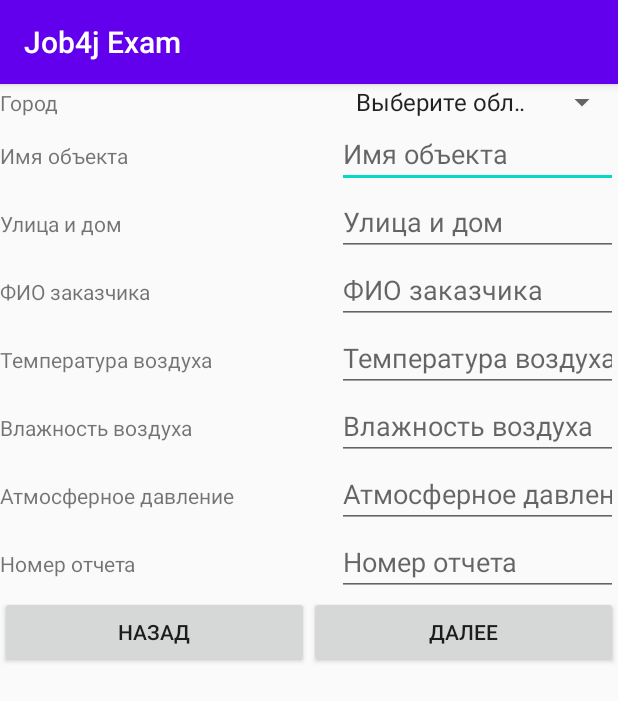
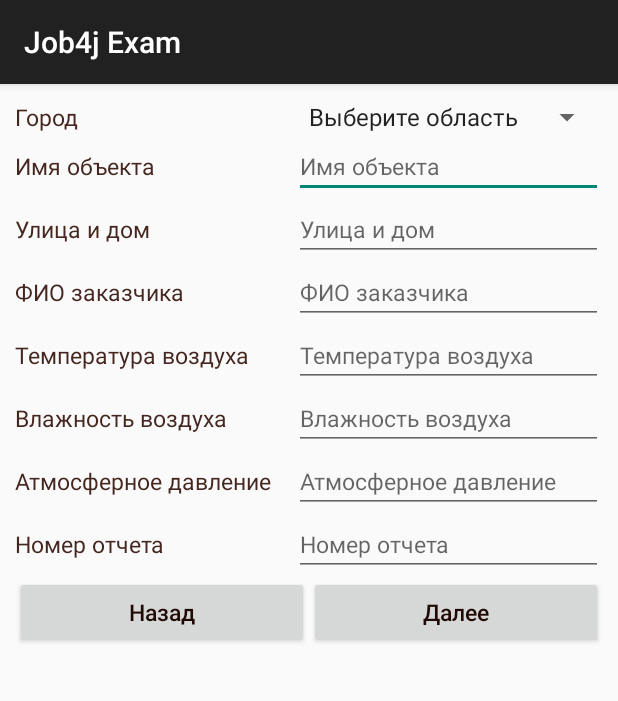
Before and after one commit to AlekseevArtem/Job4jExam, an Android app: the screen it shows after launch (MainActivity), on a phone screen of 412 x 824 dp. Shown: the top 701 px of the screen. Run offline under Robolectric (Android 15) with nearby library versions, the phone set to English and light mode, and no system bars.

Commit message:
7. Ресурсы, стили, интернализация. [#294942]

```diff
--- a/app/src/main/AndroidManifest.xml
+++ b/app/src/main/AndroidManifest.xml
@@ -8,7 +8,7 @@
         android:label="@string/app_name"
         android:roundIcon="@mipmap/ic_launcher_round"
         android:supportsRtl="true"
-        android:theme="@style/AppTheme"
+        android:theme="@style/Theme.AppCompat.DayNight.DarkActionBar"
         android:fullBackupContent="@xml/backup_descriptor">
         <activity android:name=".MainActivity">
             <intent-filter>
--- a/app/src/main/res/layout/activity_main.xml
+++ b/app/src/main/res/layout/activity_main.xml
@@ -7,9 +7,10 @@
     android:orientation="vertical">
 
     <TextView
+        style="@style/CustomText"
         android:layout_width="wrap_content"
         android:layout_height="wrap_content"
-        android:text="Hello, Artem Alekseev!" />
+        android:text="@string/hello" />
 
     <RadioGroup
         android:layout_width="wrap_content"
@@ -51,14 +52,14 @@
             android:layout_width="wrap_content"
             android:layout_height="wrap_content"
             android:layout_weight="1"
-            android:text="Назад" />
+            android:text="@string/button_back" />
 
         <Button
             android:id="@+id/button3"
             android:layout_width="wrap_content"
             android:layout_height="wrap_content"
             android:layout_weight="1"
-            android:text="Далее" />
+            android:text="@string/button_next" />
     </LinearLayout>
 
 </LinearLayout>
--- a/app/src/main/res/layout/custom_layout.xml
+++ b/app/src/main/res/layout/custom_layout.xml
@@ -8,6 +8,8 @@
     <LinearLayout
         android:layout_width="match_parent"
         android:layout_height="wrap_content"
+        android:layout_margin="10dp"
+        android:baselineAligned="false"
         android:orientation="vertical">
 
         <LinearLayout
@@ -17,20 +19,177 @@
 
             <TextView
                 android:id="@+id/textView3"
+                style="@style/CustomText"
+                android:layout_width="0dp"
+                android:layout_height="wrap_content"
+                android:layout_weight="1"
+                android:width="250dp"
+                android:text="@string/city" />
+
+            <Spinner
+                android:id="@+id/spinner"
+                style="@style/CustomTextLight"
+                android:layout_width="wrap_content"
+                android:layout_height="wrap_content"
+                android:entries="@array/domain_arrays"
+                android:prompt="@string/domain_prompt"
+                android:spinnerMode="dropdown" />
+        </LinearLayout>
+
+        <LinearLayout
+            android:layout_width="match_parent"
+            android:layout_height="match_parent"
+            android:orientation="horizontal">
+
+            <TextView
+                android:id="@+id/textView1"
+                style="@style/CustomText"
                 android:layout_width="wrap_content"
                 android:layout_height="wrap_content"
                 android:layout_weight="1"
-                android:width="250dp"
-                android:text="Город" />
+                android:width="160dp"
+                android:text="@string/Object_name" />
 
-            <Spinner
-                android:id="@+id/spinner"
+            <EditText
+                android:id="@+id/editText1"
+                style="@style/CustomTextLight"
                 android:layout_width="wrap_content"
                 android:layout_height="wrap_content"
                 android:layout_weight="1"
-                android:entries="@array/domain_arrays"
-                android:prompt="@string/domain_prompt"
-                android:spinnerMode="dialog" />
+                android:ems="10"
+                android:hint="@string/Object_name"
+                android:inputType="textPersonName"
+                android:autofillHints="" />
+        </LinearLayout>
+
+        <LinearLayout
+            android:layout_width="match_parent"
+            android:layout_height="match_parent"
+            android:orientation="horizontal">
+
+            <TextView
+                android:id="@+id/textView2"
+                style="@style/CustomText"
+                android:layout_width="wrap_content"
+                android:layout_height="wrap_content"
+                android:layout_weight="1"
+                android:width="160dp"
+                android:text="@string/the_address" />
+
+            <EditText
+                android:id="@+id/editText2"
+                style="@style/CustomTextLight"
+                android:layout_width="wrap_content"
+                android:layout_height="wrap_content"
+                android:layout_weight="1"
+                android:ems="10"
+                android:hint="@string/the_address"
+                android:inputType="textPersonName"
+                android:autofillHints="" />
+        </LinearLayout>
+
+        <LinearLayout
+            android:layout_width="match_parent"
+            android:layout_height="match_parent"
+            android:orientation="horizontal">
+
+            <TextView
+                android:id="@+id/textView4"
+                style="@style/CustomText"
+                android:layout_width="wrap_content"
+                android:layout_height="wrap_content"
+                android:layout_weight="1"
+                android:width="160dp"
+                android:text="@string/name_of_customer" />
+
+            <EditText
+                android:id="@+id/editText4"
+                style="@style/CustomTextLight"
+                android:layout_width="wrap_content"
+                android:layout_height="wrap_content"
+                android:layout_weight="1"
+                android:ems="10"
+                android:hint="@string/name_of_customer"
+                android:inputType="textPersonName"
+                android:autofillHints="" />
+        </LinearLayout>
+
+        <LinearLayout
+            android:layout_width="match_parent"
+            android:layout_height="match_parent"
+            android:orientation="horizontal">
+
+            <TextView
+                android:id="@+id/textView5"
+                style="@style/CustomText"
+                android:layout_width="wrap_content"
+                android:layout_height="wrap_content"
+                android:layout_weight="1"
+                android:width="160dp"
+                android:text="@string/temperature" />
+
+            <EditText
+                android:id="@+id/editText5"
+                style="@style/CustomTextLight"
+                android:layout_width="wrap_content"
+                android:layout_height="wrap_content"
+                android:layout_weight="1"
+                android:ems="10"
+                android:hint="@string/temperature"
+                android:inputType="textPersonName"
+                android:autofillHints="" />
+        </LinearLayout>
+
+        <LinearLayout
+            android:layout_width="match_parent"
+            android:layout_height="match_parent"
+            android:orientation="horizontal">
+
+            <TextView
+                android:id="@+id/textView6"
+                style="@style/CustomText"
+                android:layout_width="wrap_content"
+                android:layout_height="wrap_content"
+                android:layout_weight="1"
+                android:width="160dp"
+                android:text="@string/humidity" />
+
+            <EditText
+                android:id="@+id/editText6"
+                style="@style/CustomTextLight"
+                android:layout_width="wrap_content"
+                android:layout_height="wrap_content"
+                android:layout_weight="1"
+                android:ems="10"
+                android:hint="@string/humidity"
+                android:inputType="textPersonName"
+                android:autofillHints="" />
+        </LinearLayout>
+
+        <LinearLayout
+            android:layout_width="match_parent"
+            android:layout_height="match_parent"
+            android:orientation="horizontal">
+
+            <TextView
+                android:id="@+id/textView7"
+                style="@style/CustomText"
+                android:layout_width="wrap_content"
+                android:layout_height="wrap_content"
+                android:layout_weight="1"
+                android:width="160dp"
+                android:text="@string/atm_pressure" />
+
+            <EditText
+                android:id="@+id/editText7"
+                style="@style/CustomTextLight"
+                android:layout_width="wrap_content"
+                android:layout_height="wrap_content"
+                android:layout_weight="1"
+                android:ems="10"
+                android:hint="@string/atm_pressure"
+                android:inputType="textPersonName"
+                android:autofillHints="" />
         </LinearLayout>
 
         <LinearLayout
@@ -40,158 +199,23 @@
 
             <TextView
                 android:id="@+id/textView"
+                style="@style/CustomText"
                 android:layout_width="wrap_content"
                 android:layout_height="wrap_content"
                 android:layout_weight="1"
-                android:width="250dp"
-                android:text="Имя объекта" />
+                android:width="160dp"
+                android:text="@string/report_number" />
 
             <EditText
                 android:id="@+id/editText"
+                style="@style/CustomTextLight"
                 android:layout_width="wrap_content"
                 android:layout_height="wrap_content"
                 android:layout_weight="1"
                 android:ems="10"
-                android:hint="Имя объекта"
-                android:inputType="textPersonName" />
-        </LinearLayout>
-
-        <LinearLayout
-            android:layout_width="match_parent"
-            android:layout_height="match_parent"
-            android:orientation="horizontal">
-
-            <TextView
-                android:id="@+id/textView"
-                android:layout_width="wrap_content"
-                android:layout_height="wrap_content"
-                android:layout_weight="1"
-                android:width="250dp"
-                android:text="Улица и дом" />
-
-            <EditText
-                android:id="@+id/editText"
-                android:layout_width="wrap_content"
-                android:layout_height="wrap_content"
-                android:layout_weight="1"
-                android:ems="10"
-                android:hint="Улица и дом"
-                android:inputType="textPersonName" />
-        </LinearLayout>
-
-        <LinearLayout
-            android:layout_width="match_parent"
-            android:layout_height="match_parent"
-            android:orientation="horizontal">
-
-            <TextView
-                android:id="@+id/textView"
-                android:layout_width="wrap_content"
-                android:layout_height="wrap_content"
-                android:layout_weight="1"
-                android:width="250dp"
-                android:text="ФИО заказчика" />
-
-            <EditText
-                android:id="@+id/editText"
-                android:layout_width="wrap_content"
-                android:layout_height="wrap_content"
-                android:layout_weight="1"
-                android:ems="10"
-                android:hint="ФИО заказчика"
-                android:inputType="textPersonName" />
-        </LinearLayout>
-
-        <LinearLayout
-            android:layout_width="match_parent"
-            android:layout_height="match_parent"
-            android:orientation="horizontal">
-
-            <TextView
-                android:id="@+id/textView"
-                android:layout_width="wrap_content"
-                android:layout_height="wrap_content"
-                android:layout_weight="1"
-                android:width="250dp"
-                android:text="Температура воздуха" />
-
-            <EditText
-                android:id="@+id/editText"
-                android:layout_width="wrap_content"
-                android:layout_height="wrap_content"
-                android:layout_weight="1"
-                android:ems="10"
-                android:hint="Температура воздуха"
-                android:inputType="textPersonName" />
-        </LinearLayout>
-
-        <LinearLayout
-            android:layout_width="match_parent"
-            android:layout_height="match_parent"
-            android:orientation="horizontal">
-
-            <TextView
-                android:id="@+id/textView"
-                android:layout_width="wrap_content"
-                android:layout_height="wrap_content"
-                android:layout_weight="1"
-                android:width="250dp"
-                android:text="Влажность воздуха" />
-
-            <EditText
-                android:id="@+id/editText"
-                android:layout_width="wrap_content"
-                android:layout_height="wrap_content"
-                android:layout_weight="1"
-                android:ems="10"
-                android:hint="Влажность воздуха"
-                android:inputType="textPersonName" />
-        </LinearLayout>
-
-        <LinearLayout
-            android:layout_width="match_parent"
-            android:layout_height="match_parent"
-            android:orientation="horizontal">
-
-            <TextView
-                android:id="@+id/textView"
-                android:layout_width="wrap_content"
-                android:layout_height="wrap_content"
-                android:layout_weight="1"
-                android:width="250dp"
-                android:text="Атмосферное давление" />
-
-            <EditText
-                android:id="@+id/editText"
-                android:layout_width="wrap_content"
-                android:layout_height="wrap_content"
-                android:layout_weight="1"
-                android:ems="10"
-                android:hint="Атмосферное давление"
-                android:inputType="textPersonName" />
-        </LinearLayout>
-
-        <LinearLayout
-            android:layout_width="match_parent"
-            android:layout_height="match_parent"
-            android:orientation="horizontal">
-
-            <TextView
-                android:id="@+id/textView"
-                android:layout_width="wrap_content"
-                android:layout_height="wrap_content"
-                android:layout_weight="1"
-                android:width="250dp"
-                android:text="Номер отчета" />
-
-            <EditText
-                android:id="@+id/editText"
-                android:layout_width="wrap_content"
-                android:layout_height="wrap_content"
-                android:layout_weight="1"
-                android:ems="10"
-                android:hint="Номер отчета"
-                android:inputType="textPersonName" />
+                android:hint="@string/report_number"
+                android:inputType="textPersonName"
+                android:autofillHints="" />
         </LinearLayout>
 
         <LinearLayout
@@ -204,14 +228,16 @@
                 android:layout_width="wrap_content"
                 android:layout_height="wrap_content"
                 android:layout_weight="1"
-                android:text="Назад" />
+                android:text="@string/button_back"
+                android:theme="@style/CustomButton" />
 
             <Button
                 android:id="@+id/button4"
                 android:layout_width="wrap_content"
                 android:layout_height="wrap_content"
                 android:layout_weight="1"
-                android:text="Далее" />
+                android:text="@string/button_next"
+                android:theme="@style/CustomButton" />
 
         </LinearLayout>
     </LinearLayout>
--- a/app/src/main/res/values/strings.xml
+++ b/app/src/main/res/values/strings.xml
@@ -1,8 +1,19 @@
-<resources>
-    <string name="app_name">Job4j Exam</string>
+<resources xmlns:xliff="urn:oasis:names:tc:xliff:document:1.2">
+    <string name="app_name" translatable="false"> Job4j Exam</string>
 
     <string name="domain_prompt">Выберите область</string>
     <string name="exp_date">Дата проведения испытания</string>
+    <string name="Object_name">Имя объекта</string>
+    <string name="the_address">Улица и дом</string>
+    <string name="name_of_customer">ФИО заказчика</string>
+    <string name="temperature">Температура воздуха</string>
+    <string name="city">Город</string>
+    <string name="humidity">Влажность воздуха</string>
+    <string name="atm_pressure">Атмосферное давление</string>
+    <string name="report_number">Номер отчета</string>
+    <string name="hello" translatable="false">Hello, Artem Alekseev!</string>
+    <string name="button_back">Назад</string>
+    <string name="button_next">Далее</string>
     <string-array name="domain_arrays">
         <item>Выберите область</item>
         <item>Московская</item>
--- a/app/src/main/res/values/styles.xml
+++ b/app/src/main/res/values/styles.xml
@@ -8,4 +8,26 @@
         <item name="colorAccent">@color/colorAccent</item>
     </style>
 
+    <style name="CustomText">
+        <item name="android:textSize">15sp</item>
+        <item name="android:textColor">#462720</item>
+    </style>
+
+    <style name="CustomButton" parent="Theme.AppCompat.DayNight.Dialog.MinWidth">
+        <item name="buttonStyle">@style/Widget.AppCompat.Button</item>
+        <item name="android:textSize">15sp</item>
+        <item name="android:textAllCaps">false</item>
+        <item name="android:textColor">#200803</item>
+    </style>
+
+    <style name="CustomTextLight">
+        <item name="android:textSize">15sp</item>
+        <item name="android:textColor">#BA3B1E</item>
+    </style>
+
+    <style name="GreenText" parent="@android:style/TextAppearance">
+        <item name="android:textColor">#00FF00</item>
+        <item name="android:textSize">20sp</item>
+    </style>
+
 </resources>
```
Also changed, not shown: 1 other file.
